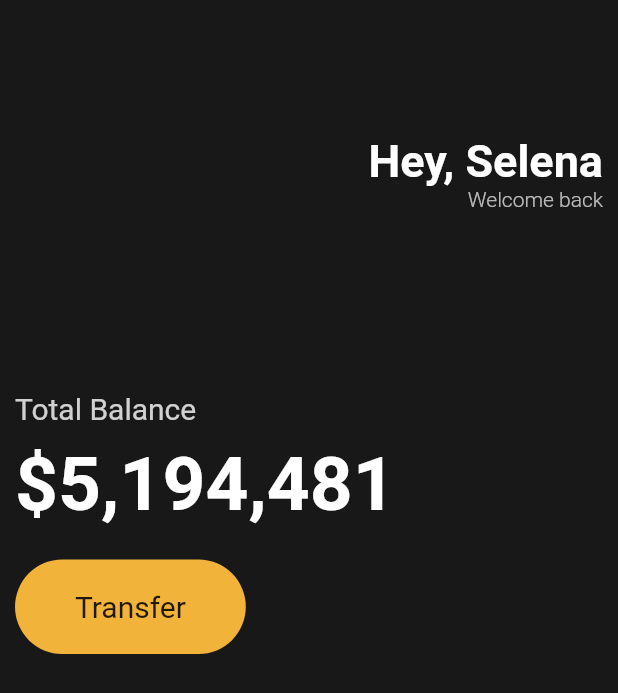
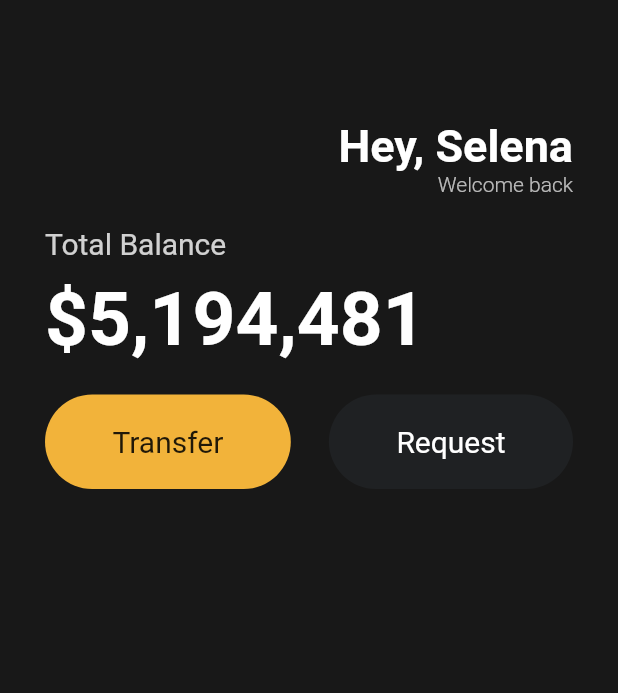
Before and after one commit to soyunim/Flutter, a Flutter app: the screen it shows after launch, on a phone screen of 412 x 824 dp. Shown: the top 693 px of the screen. Run offline on Flutter 3.47's test engine with Material 2 defaults, Android fonts, the phone set to English and light mode, and no system bars.

Commit message:
new button

```diff
--- a/copyapplication/lib/main.dart
+++ b/copyapplication/lib/main.dart
@@ -14,7 +14,10 @@ class App extends StatelessWidget {
         backgroundColor: const Color(0xFF181818),
         //Color.fromAGRB(255,1,1,1)
         body: Padding(
-          padding: const EdgeInsets.all(10),
+          padding: const EdgeInsets.symmetric(
+            horizontal: 30,
+          ),
+          //EdgeInsets.all(..)
           //EdgeInsets.only(right left ...),
           //EdgeInsets.symmetric(horizontal:30),
           child: Column(
@@ -49,7 +52,7 @@ class App extends StatelessWidget {
                 ],
               ),
               const SizedBox(
-                height: 120,
+                height: 20,
               ),
               Text(
                 'Total Balance',
@@ -73,6 +76,7 @@ class App extends StatelessWidget {
                 height: 20,
               ),
               Row(
+                mainAxisAlignment: MainAxisAlignment.spaceBetween,
                 children: [
                   Container(
                     decoration: BoxDecoration(
@@ -82,12 +86,31 @@ class App extends StatelessWidget {
                     child: const Padding(
                       padding: EdgeInsets.symmetric(
                         vertical: 20,
-                        horizontal: 40,
+                        horizontal: 45,
                       ),
                       child: Text(
                         'Transfer',
                         style: TextStyle(
                           fontSize: 20,
+                        ),
+                      ),
+                    ),
+                  ),
+                  Container(
+                    decoration: BoxDecoration(
+                      color: const Color(0xFF1f2123),
+                      borderRadius: BorderRadius.circular(50),
+                    ),
+                    child: const Padding(
+                      padding: EdgeInsets.symmetric(
+                        vertical: 20,
+                        horizontal: 45,
+                      ),
+                      child: Text(
+                        'Request',
+                        style: TextStyle(
+                          fontSize: 20,
+                          color: Colors.white,
                         ),
                       ),
                     ),
```
